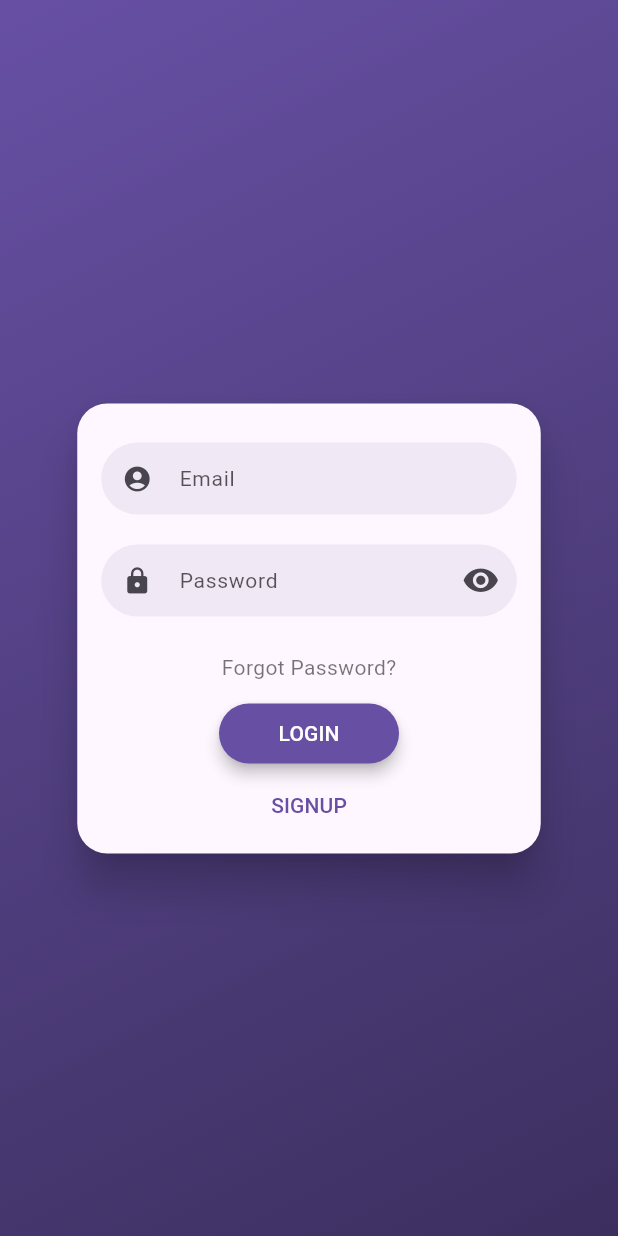
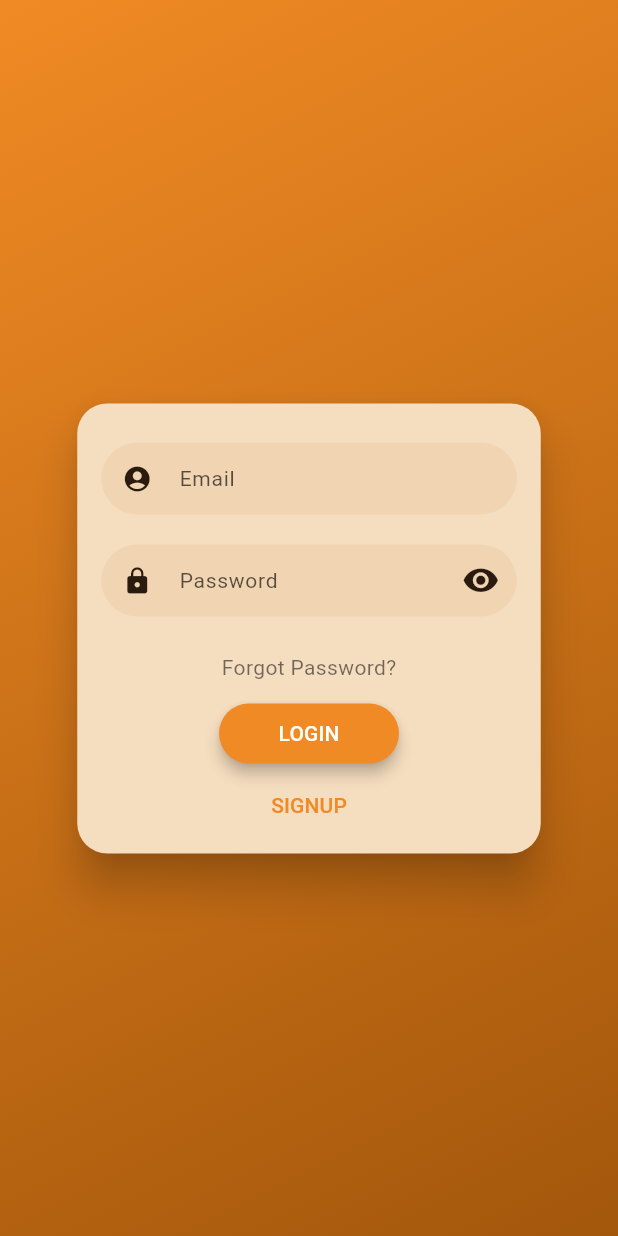
Before and after one commit to fatma-khaledd/Bonus_Tracker_App, a Flutter app: the screen it shows after launch, on a phone screen of 412 x 824 dp. Run offline on Flutter 3.47's test engine with Material 3 defaults, Android fonts, the phone set to English and light mode, and no system bars; drawn by our look-alikes of flutter_login; our stand-ins replace device_preview, google_fonts; Roboto replaces fonts that are missing (Cairo).

Commit message:
feat(app): configure AppTheme and DevicePreview in main application
- Apply AppTheme.lightTheme and AppTheme.darkTheme to MaterialApp
- Integrate DevicePreview locale and builder
- Convert MyApp to StatelessWidget with clean English documentation

```diff
--- a/lib/main.dart
+++ b/lib/main.dart
@@ -1,25 +1,37 @@
-import 'package:bonus_tracker_app/screens/login_screen.dart';
 import 'package:device_preview/device_preview.dart';
 import 'package:flutter/material.dart';
+import 'core/theme/theme.dart';
+import 'screens/login_screen.dart';
 
 void main() {
   runApp(
-   DevicePreview(enabled: true, builder: (context) => MyApp()));
+    DevicePreview(
+      enabled: true,
+      builder: (context) => const MyApp(),
+    ),
+  );
 }
 
-class MyApp extends StatefulWidget {
+/// Root application widget configuring global themes and preview settings.
+class MyApp extends StatelessWidget {
   const MyApp({super.key});
 
   @override
-  State<MyApp> createState() => _MyAppState();
-}
-
-class _MyAppState extends State<MyApp> {
-  @override
   Widget build(BuildContext context) {
     return MaterialApp(
+      title: 'Mohsens Tracker',
       debugShowCheckedModeBanner: false,
-      home: LoginScreen(),
+
+      // App Theme Configuration
+      theme: AppTheme.lightTheme,
+      darkTheme: AppTheme.darkTheme,
+      themeMode: ThemeMode.light,
+
+      // DevicePreview Support
+      locale: DevicePreview.locale(context),
+      builder: DevicePreview.appBuilder,
+
+      home: const LoginScreen(),
     );
   }
 }
```
